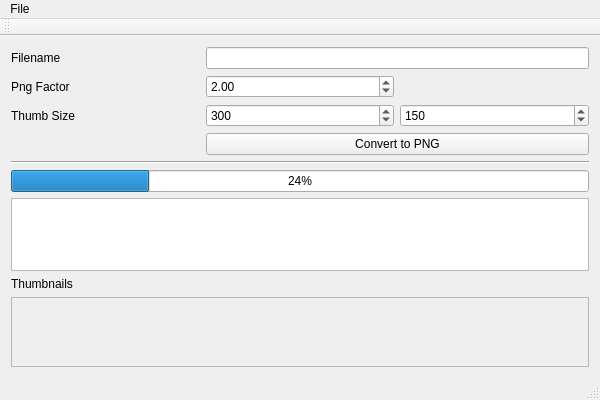
First picture: the form in PPTXConverterTest.ui, repository NimagnaAG/PPTXConverterTest, before the edit.
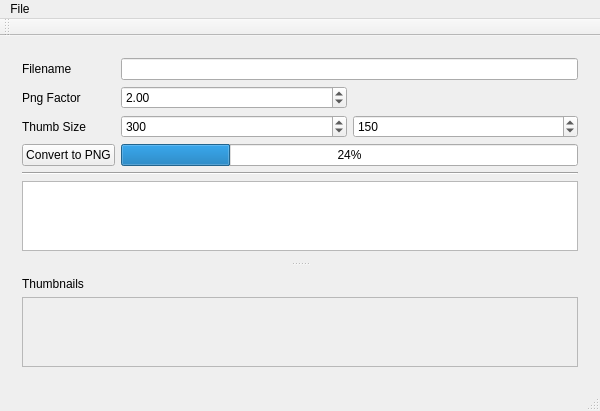
Second picture: the form after the edit.

Commit message: extended sample code

Patch:
```diff
--- a/PPTXConverterTest.ui
+++ b/PPTXConverterTest.ui
@@ -14,62 +14,107 @@
    <string>PPTXConverterTest</string>
   </property>
   <widget class="QWidget" name="centralWidget">
-   <layout class="QGridLayout" name="gridLayout">
-    <item row="3" column="1">
-     <widget class="QSpinBox" name="spinBoxX">
-      <property name="maximum">
-       <number>1000</number>
+   <layout class="QGridLayout" name="gridLayout_3">
+    <item row="0" column="0">
+     <widget class="QSplitter" name="splitter">
+      <property name="orientation">
+       <enum>Qt::Vertical</enum>
       </property>
-      <property name="value">
-       <number>300</number>
-      </property>
-     </widget>
-    </item>
-    <item row="1" column="0">
+      <widget class="QWidget" name="">
+       <layout class="QGridLayout" name="gridLayout" columnstretch="0,1,1">
+        <item row="0" column="0">
      <widget class="QLabel" name="label_2">
       <property name="text">
        <string>Filename</string>
       </property>
      </widget>
     </item>
-    <item row="10" column="0">
-     <widget class="QLabel" name="label">
+        <item row="1" column="0">
+         <widget class="QLabel" name="label_4">
       <property name="text">
-       <string>Thumbnails</string>
+           <string>Png Factor</string>
       </property>
      </widget>
     </item>
-    <item row="9" column="0" colspan="3">
+        <item row="1" column="1">
+         <widget class="QDoubleSpinBox" name="doubleSpinBox">
+          <property name="decimals">
+           <number>2</number>
+          </property>
+          <property name="maximum">
+           <double>10.000000000000000</double>
+          </property>
+          <property name="value">
+           <double>2.000000000000000</double>
+          </property>
+         </widget>
+        </item>
+        <item row="2" column="0">
+         <widget class="QLabel" name="label_3">
+          <property name="text">
+           <string>Thumb Size</string>
+          </property>
+         </widget>
+        </item>
+        <item row="2" column="1">
+         <widget class="QSpinBox" name="spinBoxX">
+          <property name="maximum">
+           <number>1000</number>
+          </property>
+          <property name="value">
+           <number>300</number>
+          </property>
+         </widget>
+        </item>
+        <item row="2" column="2">
+         <widget class="QSpinBox" name="spinBoxY">
+          <property name="maximum">
+           <number>1000</number>
+          </property>
+          <property name="value">
+           <number>150</number>
+          </property>
+         </widget>
+        </item>
+        <item row="4" column="0" colspan="3">
+         <widget class="Line" name="line">
+          <property name="orientation">
+           <enum>Qt::Horizontal</enum>
+          </property>
+         </widget>
+        </item>
+        <item row="6" column="0" colspan="3">
      <widget class="QPlainTextEdit" name="plainTextEdit"/>
     </item>
-    <item row="4" column="1" colspan="2">
+        <item row="3" column="0">
      <widget class="QPushButton" name="pushButton">
       <property name="text">
        <string>Convert to PNG</string>
       </property>
      </widget>
     </item>
-    <item row="3" column="2">
-     <widget class="QSpinBox" name="spinBoxY">
-      <property name="maximum">
-       <number>1000</number>
-      </property>
-      <property name="value">
-       <number>150</number>
-      </property>
-     </widget>
-    </item>
-    <item row="1" column="1" colspan="2">
+        <item row="0" column="1" colspan="2">
      <widget class="QLineEdit" name="lineEdit"/>
     </item>
-    <item row="8" column="0" colspan="3">
+        <item row="3" column="1" colspan="2">
      <widget class="QProgressBar" name="progressBar">
       <property name="value">
        <number>24</number>
       </property>
      </widget>
     </item>
-    <item row="11" column="0" colspan="3">
+       </layout>
+      </widget>
+      <widget class="QWidget" name="">
+       <layout class="QGridLayout" name="gridLayout_2">
+        <item row="0" column="0">
+         <widget class="QLabel" name="label">
+          <property name="text">
+           <string>Thumbnails</string>
+          </property>
+         </widget>
+        </item>
+        <item row="1" column="0">
      <widget class="QScrollArea" name="scrollArea">
       <property name="autoFillBackground">
        <bool>false</bool>
@@ -82,7 +127,7 @@
         <rect>
          <x>0</x>
          <y>0</y>
-         <width>580</width>
+             <width>578</width>
          <height>57</height>
         </rect>
        </property>
@@ -90,38 +135,8 @@
       </widget>
      </widget>
     </item>
-    <item row="7" column="0" colspan="3">
-     <widget class="Line" name="line">
-      <property name="orientation">
-       <enum>Qt::Horizontal</enum>
-      </property>
-     </widget>
-    </item>
-    <item row="3" column="0">
-     <widget class="QLabel" name="label_3">
-      <property name="text">
-       <string>Thumb Size</string>
-      </property>
-     </widget>
-    </item>
-    <item row="2" column="0">
-     <widget class="QLabel" name="label_4">
-      <property name="text">
-       <string>Png Factor</string>
-      </property>
-     </widget>
-    </item>
-    <item row="2" column="1">
-     <widget class="QDoubleSpinBox" name="doubleSpinBox">
-      <property name="decimals">
-       <number>2</number>
-      </property>
-      <property name="maximum">
-       <double>10.000000000000000</double>
-      </property>
-      <property name="value">
-       <double>2.000000000000000</double>
-      </property>
+       </layout>
+      </widget>
      </widget>
     </item>
    </layout>
```
Lines whose indentation alone changed are shown as unchanged. The commit also changes 1 other file.
